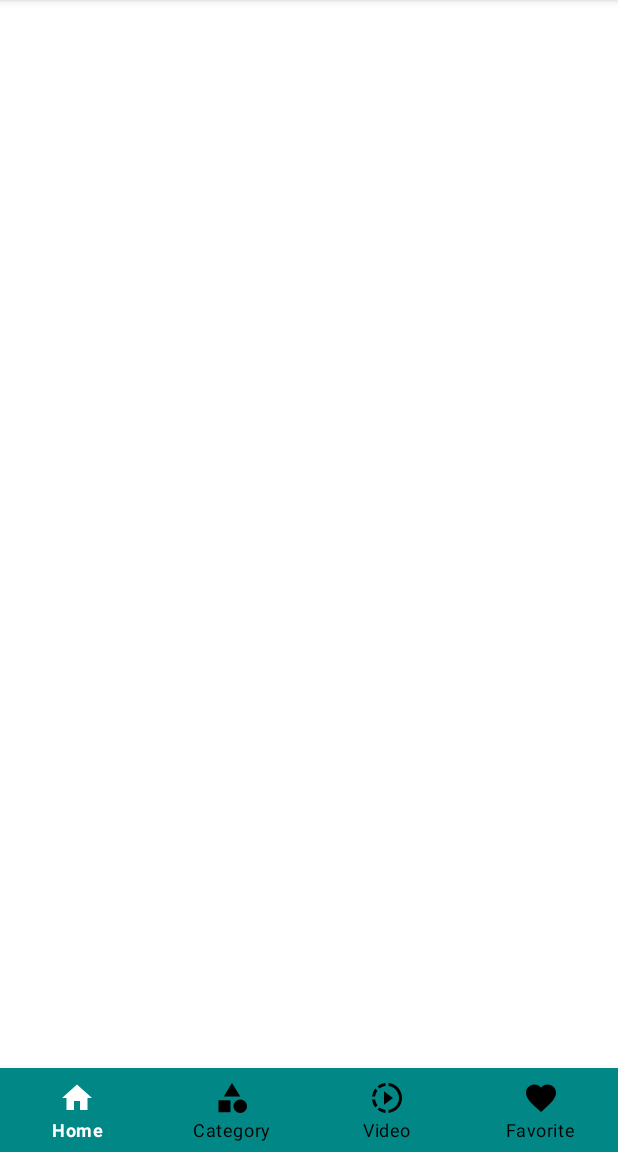
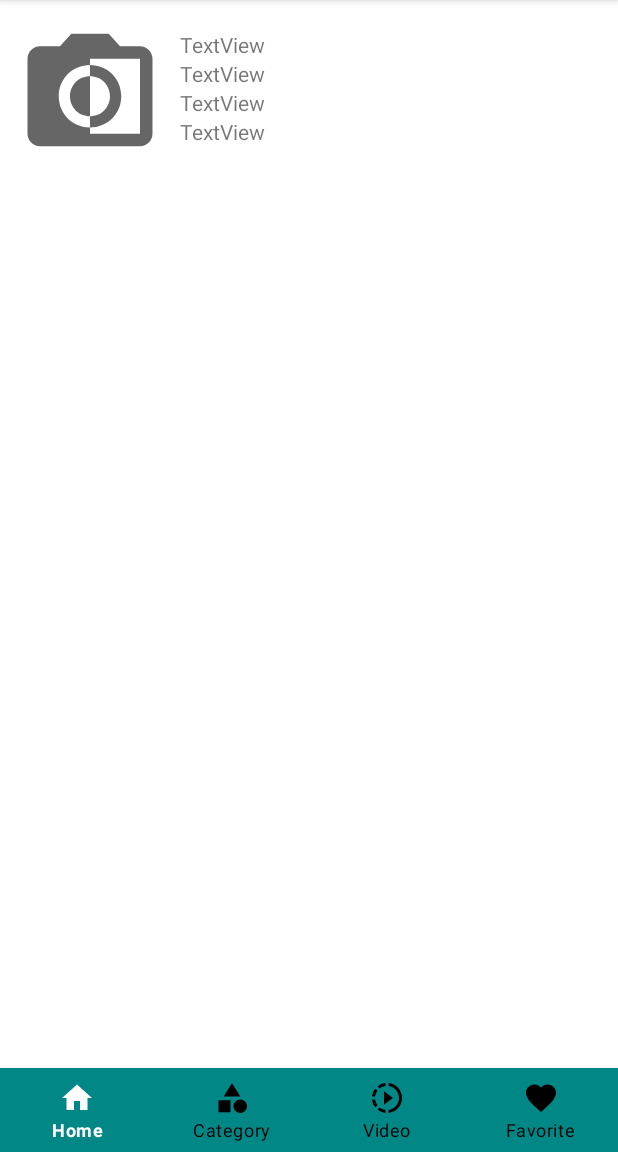
Before and after one commit to jazia-metyar/NewsApp, an Android app: the layout activity_home.xml on its own in the app's theme, with its tools: preview values and no code run, on a phone screen of 412 x 824 dp, the part 84-1236 px from its top. Run offline under Robolectric (Android 15) with nearby library versions, the phone set to English and light mode, and no system bars.

Commit message:
correction-image-upload&get

```diff
--- a/app/build.gradle
+++ b/app/build.gradle
@@ -43,5 +43,6 @@ dependencies {
     androidTestImplementation 'androidx.test.espresso:espresso-core:3.3.0'
     implementation 'com.github.bumptech.glide:glide:4.12.0'
     annotationProcessor 'com.github.bumptech.glide:compiler:4.12.0'
+    implementation 'com.squareup.picasso:picasso:2.71828'
 
 }
--- a/app/src/main/res/layout/activity_home.xml
+++ b/app/src/main/res/layout/activity_home.xml
@@ -8,7 +8,9 @@
     tools:context=".HomeActivity">
     <com.google.android.material.appbar.AppBarLayout
         android:layout_width="match_parent"
-        android:layout_height="wrap_content">
+        android:layout_height="wrap_content"
+        android:id="@+id/topAppBars"
+        >
             <com.google.android.material.appbar.MaterialToolbar
                 android:id="@+id/topAppBar"
                 android:layout_width="match_parent"
@@ -24,12 +26,6 @@
 
 
 
-
-
-
-
-
-
     <com.google.android.material.bottomnavigation.BottomNavigationView
         android:layout_width="match_parent"
         android:layout_height="wrap_content"
@@ -40,10 +36,57 @@
         app:menu="@menu/menu_navigation"
         android:layout_alignParentBottom="true"
         app:labelVisibilityMode="labeled"/>
+    <RelativeLayout
+        android:id="@+id/relative1"
+        android:layout_margin="10dp"
+        android:layout_width="wrap_content"
+        android:layout_height="wrap_content"
+        android:layout_below="@+id/topAppBars"
+        >
 
-    <androidx.recyclerview.widget.RecyclerView
-        android:id="@+id/recycle"
-        android:layout_width="match_parent"
-        android:layout_height="match_parent" />
+        <ImageView
+            android:id="@+id/imageView"
+            android:layout_width="100dp"
+            android:layout_height="100dp"
+            android:visibility="visible"
+            tools:srcCompat="@drawable/ic_photo" />
+
+
+        <RelativeLayout
+            android:layout_toEndOf="@id/imageView"
+            android:layout_width="wrap_content"
+            android:layout_margin="10dp"
+            android:layout_height="wrap_content">
+            <TextView
+                android:id="@+id/textView9"
+                android:layout_width="wrap_content"
+                android:layout_height="wrap_content"
+                android:text="TextView"
+                />
+
+            <TextView
+                android:id="@+id/textView10"
+                android:layout_width="wrap_content"
+                android:layout_height="wrap_content"
+                android:text="TextView"
+                android:layout_below="@id/textView9"
+                />
+            <TextView
+                android:id="@+id/textView11"
+                android:layout_width="wrap_content"
+                android:layout_height="wrap_content"
+                android:text="TextView"
+                android:layout_below="@id/textView10"
+                />
+            <TextView
+                android:id="@+id/textView12"
+                android:layout_width="wrap_content"
+                android:layout_height="wrap_content"
+                android:text="TextView"
+                android:layout_below="@id/textView11"
+                />
+        </RelativeLayout>
+
+    </RelativeLayout>
 
 </RelativeLayout>
```
Also changed, not shown: app/src/main/java/com/example/myapplication/CreatePost.java (+41 -22 lines), app/src/main/java/com/example/myapplication/HomeActivity.java (+40 -1 lines).
